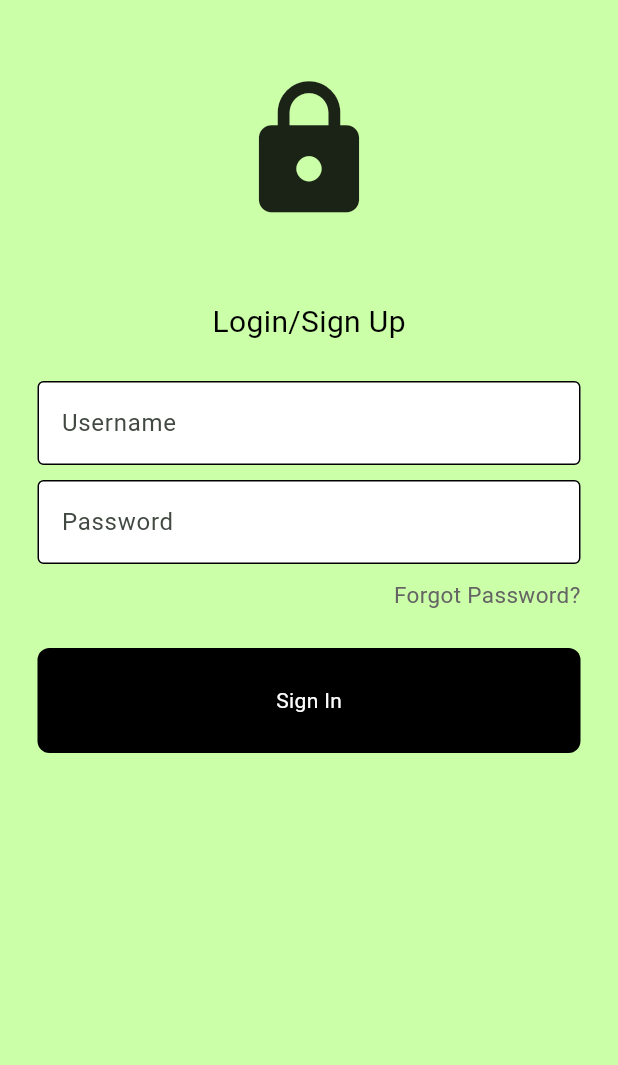
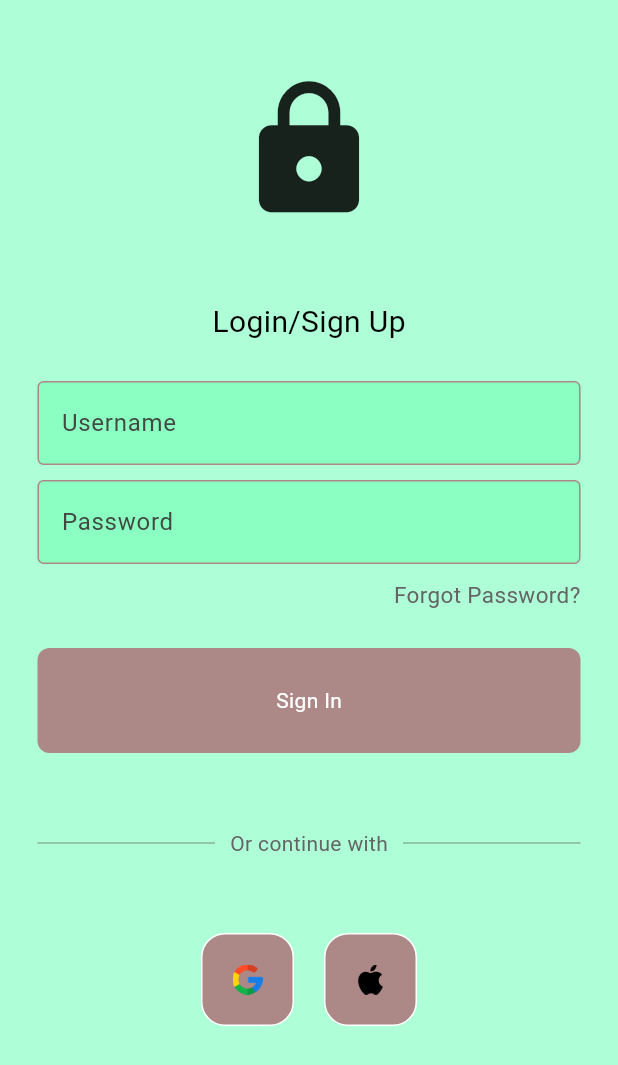
Before and after one commit to erfansyabil/MAPPO, a Flutter app: the screen it shows after launch, on a phone screen of 412 x 824 dp. Shown: the top 1065 px of the screen. Run offline on Flutter 3.47's test engine with Material 3 defaults, Android fonts, the phone set to English and light mode, and no system bars.

Commit message:
Almost complete login page

```diff
--- a/lib/components/button.dart
+++ b/lib/components/button.dart
@@ -11,7 +11,7 @@ class MyButton extends StatelessWidget{
         padding: const EdgeInsets.all(25),
         margin: const EdgeInsets.symmetric(horizontal: 25),
         decoration: BoxDecoration(
-          color: Color.fromARGB(255, 0, 0, 0),
+          color: Color.fromARGB(255, 172, 136, 135),
           borderRadius: BorderRadius.circular(8),
         ),
         child: Center(
--- a/lib/components/myTextField.dart
+++ b/lib/components/myTextField.dart
@@ -21,12 +21,12 @@ class MyTextField extends StatelessWidget{
         obscureText: obscureText,
         decoration: InputDecoration(
           enabledBorder: const OutlineInputBorder(
-            borderSide: BorderSide(color: Color.fromARGB(255, 0, 0, 0)),
+            borderSide: BorderSide(color: Color.fromARGB(255, 172, 136, 135)),
             ),
             focusedBorder: const OutlineInputBorder(
-              borderSide: BorderSide(color: Color.fromARGB(255, 166, 255, 0))
+              borderSide: BorderSide(color: Color.fromARGB(255, 138, 255, 193))
                     ),
-                    fillColor: const Color.fromARGB(255, 255, 255, 255),
+                    fillColor: const Color.fromARGB(255, 138, 255, 193),
                     filled: true,
                     hintText: hintText,
                     ),
--- /dev/null
+++ b/lib/components/squareTile.dart
@@ -0,0 +1,25 @@
+import 'package:flutter/material.dart';
+
+class SquareTile extends StatelessWidget{
+  final String imagePath;
+  const SquareTile({
+    super.key,
+    required this.imagePath
+    });
+
+  @override
+  Widget build(BuildContext context) {
+    return Container(
+      padding: const EdgeInsets.all(20),
+      decoration: BoxDecoration(
+        border: Border.all(color: Color.fromARGB(255, 255, 255, 255)),
+        borderRadius: BorderRadius.circular(16),
+        color: Color.fromARGB(255, 172, 136, 135)
+      ),
+      child: Image.asset(
+        imagePath,
+        height: 20,
+        ),
+    );
+  }
+}
--- a/lib/pages/login.dart
+++ b/lib/pages/login.dart
@@ -1,6 +1,7 @@
 import 'package:flutter/material.dart';
 import 'package:mappo/components/button.dart';
 import 'package:mappo/components/myTextField.dart';
+import 'package:mappo/components/squareTile.dart';
 
 class LoginPage extends StatelessWidget{
   LoginPage({super.key});
@@ -15,21 +16,21 @@ class LoginPage extends StatelessWidget{
   @override
   Widget build(BuildContext context){
     return Scaffold(
-      backgroundColor: Color.fromARGB(255, 203, 255, 168),
+      backgroundColor: Color.fromARGB(255, 174, 255, 216),
       body: SafeArea(
         child: Center(
           child: Column(
             children: [
-               SizedBox(height: 50),
+               const SizedBox(height: 50),
 
-               Icon(
+               const Icon(
                 Icons.lock,
                 size: 100,
                ),
 
-               SizedBox(height: 50),
+               const SizedBox(height: 50),
 
-               Text(
+               const Text(
                 'Login/Sign Up',
                 style: TextStyle(
                   color: Color.fromARGB(255, 0, 0, 0),
@@ -37,7 +38,7 @@ class LoginPage extends StatelessWidget{
                 ),
                ),
 
-               SizedBox(height: 25),
+               const SizedBox(height: 25),
 
                MyTextField(
                 controller: usernameController,
@@ -45,7 +46,7 @@ class LoginPage extends StatelessWidget{
                 obscureText: false,
                ),
 
-               SizedBox(height: 10),
+               const SizedBox(height: 10),
 
                MyTextField(
                 controller: passwordController,
@@ -53,9 +54,9 @@ class LoginPage extends StatelessWidget{
                 obscureText: true,
                ),
 
-               SizedBox(height: 10),
+               const SizedBox(height: 10),
 
-               Padding(
+               const Padding(
                  padding: const EdgeInsets.symmetric(horizontal: 25),
                  child: Row(
                   mainAxisAlignment: MainAxisAlignment.end,
@@ -71,10 +72,49 @@ class LoginPage extends StatelessWidget{
                  ),
                ),
 
-               SizedBox(height: 25),
+               const SizedBox(height: 25),
 
                MyButton(onTap: signIn
                ),
+
+               const SizedBox(height: 50),
+
+              const Padding(
+                padding: EdgeInsets.symmetric(horizontal: 25),
+                child: Row(
+                  children: [
+                    Expanded(
+                      child: Divider(
+                        thickness: 0.5,
+                        color: Color.fromARGB(255, 100, 100, 100),
+                        ),
+                        ),
+                        Padding(
+                          padding: EdgeInsets.symmetric(horizontal: 10),
+                          child: Text(
+                            'Or continue with',
+                            style: TextStyle(color: Color.fromARGB(255, 100, 100, 100))),
+                        ),
+                        Expanded
+                        (child: Divider(
+                          thickness: 0.5,
+                          color: Color.fromARGB(255, 100, 100, 100),
+                        )
+                        )
+                        ],
+                 ),
+              ),
+
+              const SizedBox(height: 50),
+
+              const Row(
+                mainAxisAlignment: MainAxisAlignment.center,
+                children: [
+                  SquareTile(imagePath: 'lib/images/google.png'),
+                  SizedBox(width: 20,),
+                  SquareTile(imagePath: 'lib/images/apple.png'),
+                ],
+              ),
             ],),),)
     );
   }
```
